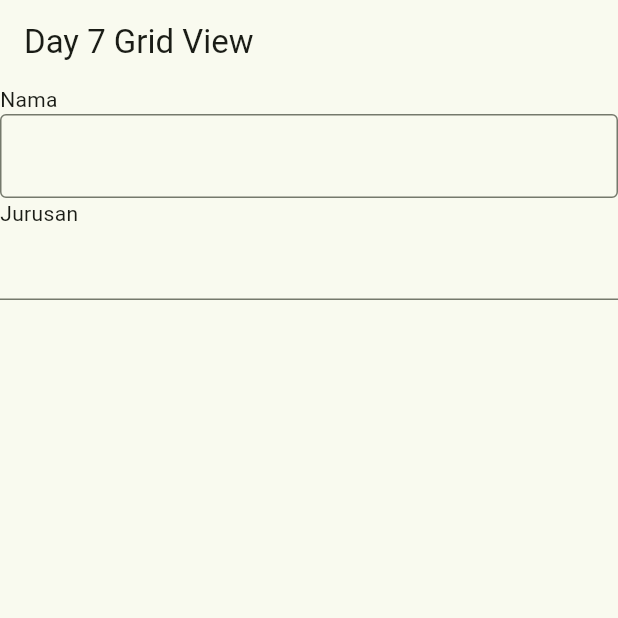
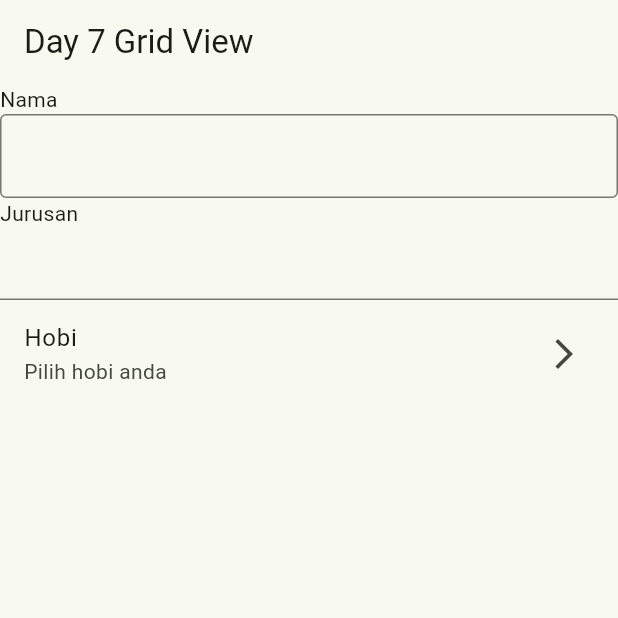
Before and after one commit to hrd-24/ppkd_b_3, a Flutter app: the screen it shows after launch, on a phone screen of 412 x 824 dp, the top half of it. Run offline on Flutter 3.47's test engine with Material 3 defaults, Android fonts, the phone set to English and light mode, and no system bars.

Commit message:
Day 7 ListTile

```diff
--- a/lib/day_7/textfield.dart
+++ b/lib/day_7/textfield.dart
@@ -13,6 +13,14 @@ class Day7TextField extends StatelessWidget {
           TextField(decoration: InputDecoration(border: OutlineInputBorder())),
           Row(children: [Text("Jurusan")]),
           TextFormField(),
+          ListTile(
+            title: Text("Hobi"),
+            subtitle: Text("Pilih hobi anda"),
+            trailing: Icon(Icons.arrow_forward_ios),
+            onTap: () {
+              // Action when tapped
+            },
+          ),
         ],
       ),
     );
```
